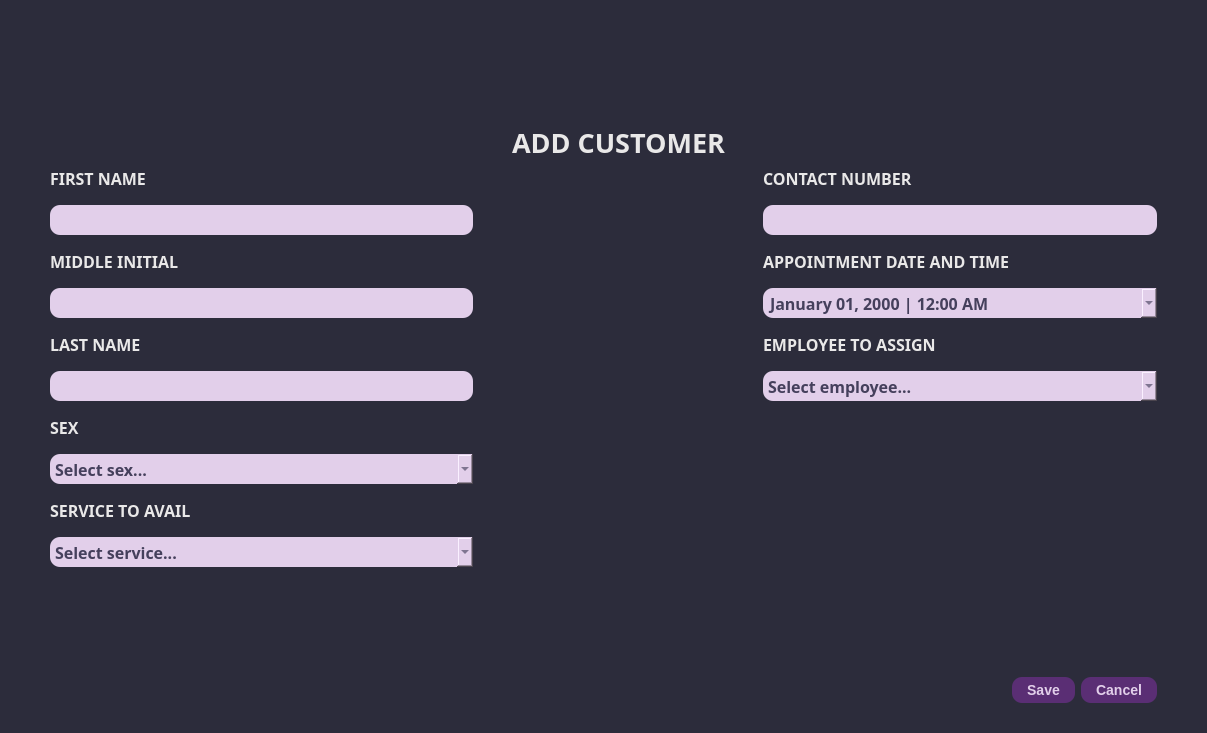
Above: ui_files/add_customer_dialog.ui from porgarmer/Jeb-s-Salon before the change. Below: the same form after it.
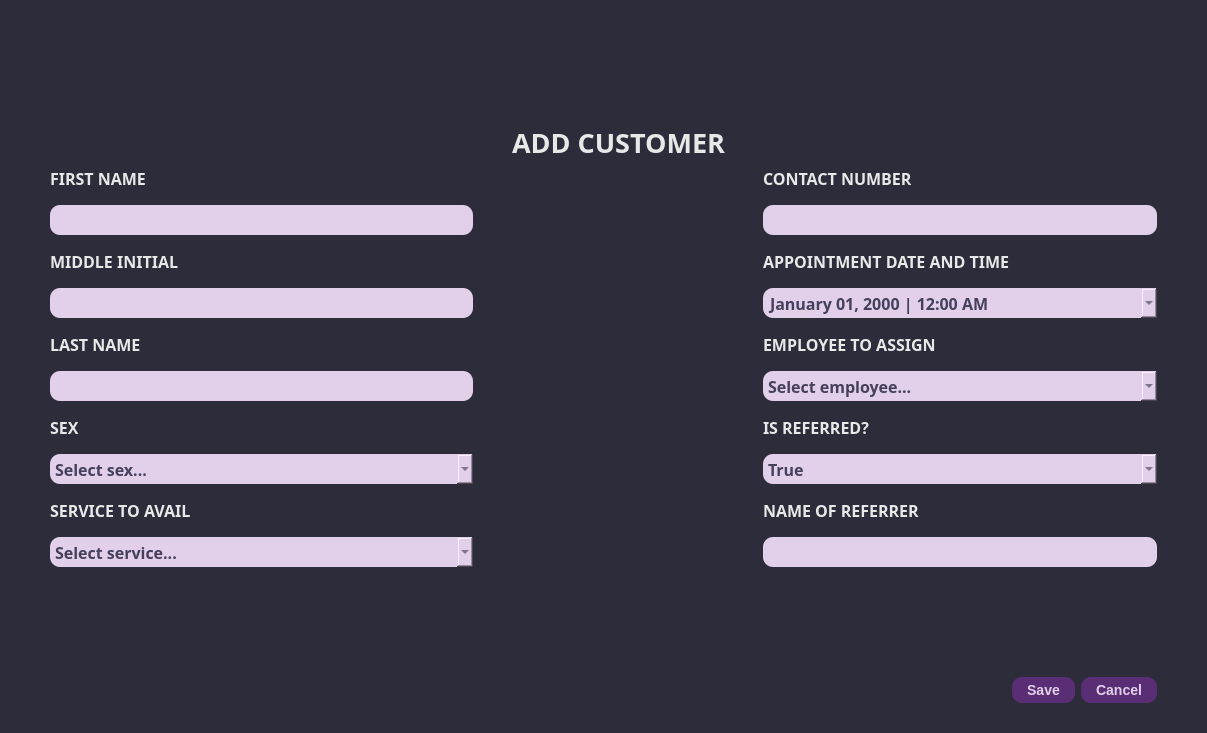
That is the form after the change. Icons and pictures are not drawn.

Patch:
```diff
--- a/ui_files/add_customer_dialog.ui
+++ b/ui_files/add_customer_dialog.ui
@@ -344,17 +344,82 @@
            </widget>
           </item>
           <item>
-           <spacer name="verticalSpacer_3">
-            <property name="orientation">
-             <enum>Qt::Vertical</enum>
+           <widget class="QLabel" name="label_8">
+            <property name="font">
+             <font>
+              <family>JetBrains Mono</family>
+              <pointsize>12</pointsize>
+              <bold>true</bold>
+             </font>
             </property>
-            <property name="sizeHint" stdset="0">
-             <size>
-              <width>20</width>
-              <height>40</height>
-             </size>
+            <property name="text">
+             <string>IS REFERRED?</string>
             </property>
-           </spacer>
+           </widget>
+          </item>
+          <item>
+           <widget class="QComboBox" name="cus_referred">
+            <property name="font">
+             <font>
+              <family>JetBrains Mono</family>
+              <pointsize>12</pointsize>
+              <bold>true</bold>
+             </font>
+            </property>
+            <property name="styleSheet">
+             <string notr="true"/>
+            </property>
+            <item>
+             <property name="text">
+              <string>True</string>
+             </property>
+            </item>
+            <item>
+             <property name="text">
+              <string>False</string>
+             </property>
+            </item>
+           </widget>
+          </item>
+          <item>
+           <widget class="QLabel" name="label_10">
+            <property name="font">
+             <font>
+              <family>JetBrains Mono</family>
+              <pointsize>12</pointsize>
+              <bold>true</bold>
+             </font>
+            </property>
+            <property name="text">
+             <string>NAME OF REFERRER</string>
+            </property>
+           </widget>
+          </item>
+          <item>
+           <widget class="QLineEdit" name="cus_referrer_name">
+            <property name="enabled">
+             <bool>true</bool>
+            </property>
+            <property name="font">
+             <font>
+              <family>JetBrains Mono</family>
+              <pointsize>12</pointsize>
+              <bold>true</bold>
+             </font>
+            </property>
+            <property name="echoMode">
+             <enum>QLineEdit::Normal</enum>
+            </property>
+            <property name="dragEnabled">
+             <bool>false</bool>
+            </property>
+            <property name="readOnly">
+             <bool>false</bool>
+            </property>
+            <property name="clearButtonEnabled">
+             <bool>false</bool>
+            </property>
+           </widget>
           </item>
          </layout>
         </item>
```
Left out of the diff: 3 changed lines with no effect on the pictures.
